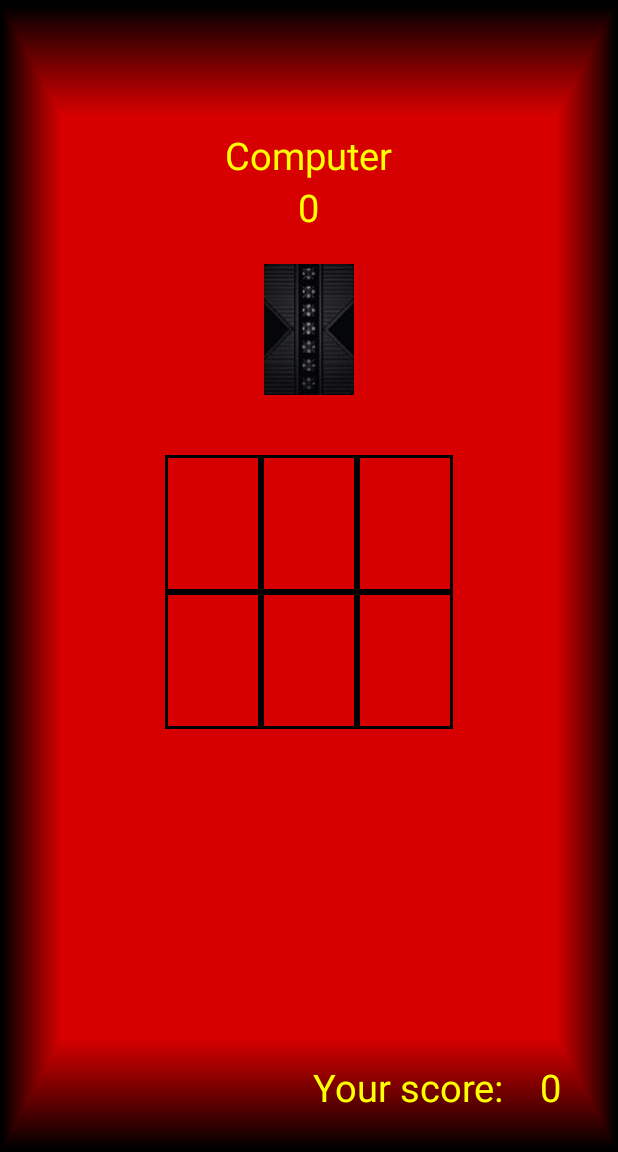
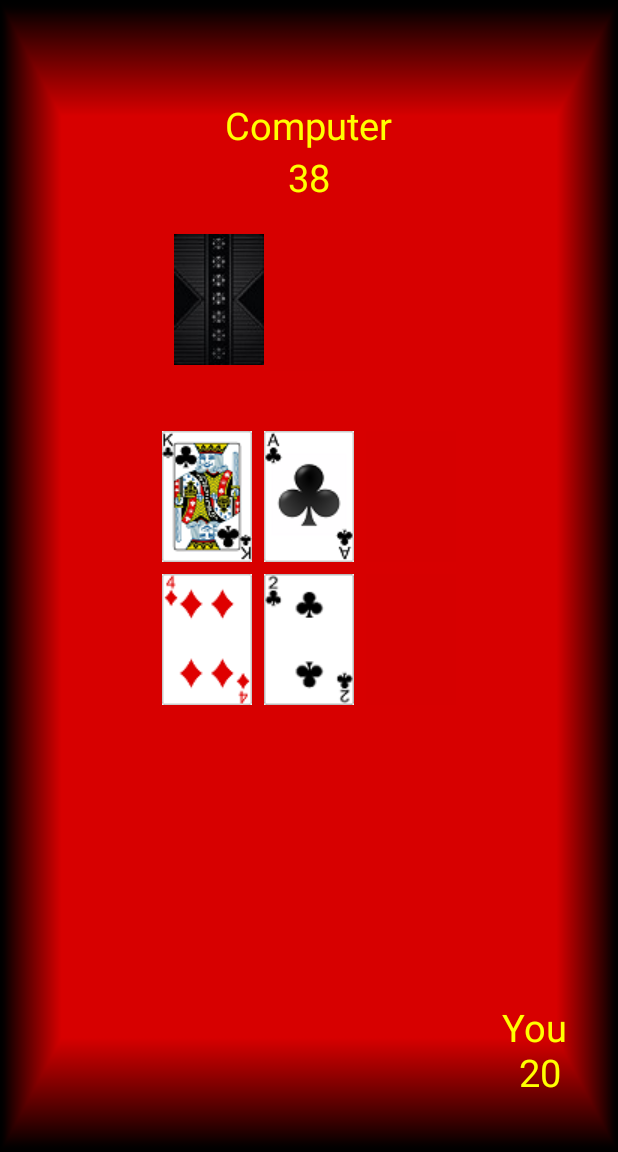
Before and after one commit to cheongyw/Tenten, an Android app: the GameActivity screen opened directly, with no data from a screen before it, on a phone screen of 412 x 824 dp, the part 84-1236 px from its top. Run offline under Robolectric (Android 15) with nearby library versions, the phone set to English and light mode, and no system bars.

Commit message:
#4 commit - Minor improvements to game logic

```diff
--- a/app/src/main/res/layout/activity_game.xml
+++ b/app/src/main/res/layout/activity_game.xml
@@ -19,9 +19,8 @@
         android:textColor="#ffff00"
         android:editable="false"
         android:id="@+id/computerScoreStaticText"
-        android:layout_alignParentTop="true"
         android:layout_centerHorizontal="true"
-        android:layout_marginTop="70dp" />
+        android:layout_marginTop="50dp" />
 
     <TextView
         android:layout_width="wrap_content"
@@ -43,9 +42,18 @@
         android:id="@+id/drawButton"
         android:src="@drawable/back"
         android:background="@null"
-        android:layout_marginTop="160dp"
-        android:layout_centerHorizontal="true"
+        android:layout_marginTop="140dp"
+        android:layout_marginLeft="100dp"
         />
+
+    <ImageView
+        android:id="@+id/drawnCardImage"
+        android:layout_width="wrap_content"
+        android:layout_height="wrap_content"
+        android:layout_toRightOf="@+id/drawButton"
+        android:layout_marginTop="140dp"
+        android:src="@drawable/empty"
+        android:padding="4dp" />
 
     <TextView
         android:layout_width="220dp"
@@ -62,64 +70,58 @@
         android:id="@+id/boxImage0"
         android:layout_width="wrap_content"
         android:layout_height="wrap_content"
-        android:layout_toLeftOf="@+id/boxImage1"
+        android:layout_toLeftOf="@+id/boxImage2"
         android:layout_below="@+id/drawButton"
         android:layout_marginTop="40dp"
         android:src="@drawable/empty"
-        android:padding="2dp"
-        android:background="#000000" />
+        android:padding="4dp" />
 
     <ImageView
         android:id="@+id/boxImage1"
         android:layout_width="wrap_content"
         android:layout_height="wrap_content"
-        android:layout_below="@+id/drawButton"
-        android:layout_marginTop="40dp"
+        android:layout_toLeftOf="@+id/boxImage3"
+        android:layout_below="@+id/boxImage0"
         android:src="@drawable/empty"
-        android:padding="2dp"
-        android:background="#000000"
-        android:layout_centerHorizontal="true" />
+        android:padding="4dp" />
 
     <ImageView
         android:id="@+id/boxImage2"
         android:layout_width="wrap_content"
         android:layout_height="wrap_content"
-        android:layout_toRightOf="@+id/boxImage1"
         android:layout_below="@+id/drawButton"
         android:layout_marginTop="40dp"
         android:src="@drawable/empty"
-        android:padding="2dp"
-        android:background="#000000" />
+        android:padding="4dp"
+        android:layout_centerHorizontal="true" />
 
     <ImageView
         android:id="@+id/boxImage3"
         android:layout_width="wrap_content"
         android:layout_height="wrap_content"
-        android:layout_toLeftOf="@+id/boxImage4"
-        android:layout_below="@+id/boxImage0"
+        android:layout_below="@+id/boxImage2"
         android:src="@drawable/empty"
-        android:padding="2dp"
-        android:background="#000000" />
+        android:padding="4dp"
+        android:layout_centerHorizontal="true" />
 
     <ImageView
         android:id="@+id/boxImage4"
         android:layout_width="wrap_content"
         android:layout_height="wrap_content"
-        android:layout_below="@+id/boxImage1"
+        android:layout_toRightOf="@+id/boxImage2"
+        android:layout_below="@+id/drawButton"
+        android:layout_marginTop="40dp"
         android:src="@drawable/empty"
-        android:padding="2dp"
-        android:background="#000000"
-        android:layout_centerHorizontal="true" />
+        android:padding="4dp" />
 
     <ImageView
         android:id="@+id/boxImage5"
         android:layout_width="wrap_content"
         android:layout_height="wrap_content"
-        android:layout_toRightOf="@+id/boxImage4"
-        android:layout_below="@+id/boxImage2"
+        android:layout_toRightOf="@+id/boxImage3"
+        android:layout_below="@+id/boxImage4"
         android:src="@drawable/empty"
-        android:padding="2dp"
-        android:background="#000000" />
+        android:padding="4dp" />
 
     <TextView
         android:layout_width="wrap_content"
@@ -130,10 +132,10 @@
         android:editable="false"
         android:id="@+id/playerScoreStaticText"
         android:layout_alignParentBottom="true"
+        android:layout_alignParentEnd="true"
         android:layout_alignParentRight="true"
-        android:layout_alignParentEnd="true"
-        android:layout_marginRight="60dp"
-        android:layout_marginBottom="10dp" />
+        android:layout_marginRight="18dp"
+        android:layout_marginBottom="50dp" />
 
     <TextView
         android:layout_width="wrap_content"
@@ -147,6 +149,6 @@
         android:layout_alignParentEnd="true"
         android:layout_alignParentRight="true"
         android:layout_marginRight="22dp"
-        android:layout_marginBottom="10dp" />
+        android:layout_marginBottom="20dp" />
 
 </RelativeLayout>
--- a/app/src/main/res/values/strings.xml
+++ b/app/src/main/res/values/strings.xml
@@ -3,7 +3,7 @@
     <string name="action_settings">Settings</string>
     <string name="draw" />
     <string name="start_game">Start Game</string>
-    <string name="your_score">Your score:</string>
+    <string name="your_score">You</string>
     <string name="_0">0</string>
     <string name="computer_score">Computer</string>
     <string name="choose_one_to_discard">You have the maximum number of cards. Choose one to discard.</string>
```
Also changed, not shown: app/src/main/java/com/cheong/tenten/GameActivity.java (+59 -22 lines).
